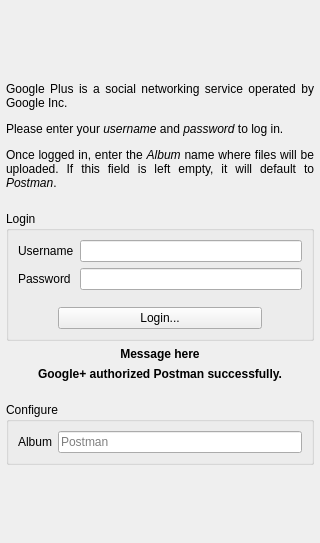
The window that data/ui/GooglePlusConfigWidget.ui (eugenesan/postman) describes before a commit, drawn with Qt 5.
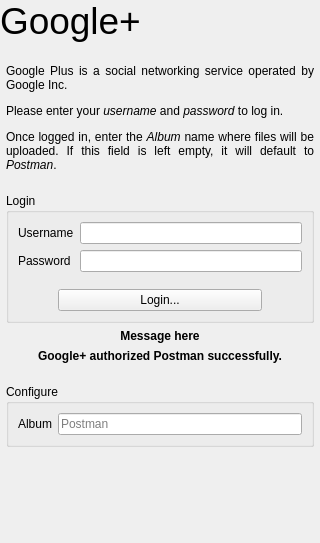
The same window after the commit. Icons and pictures are not drawn.

Patch:
```diff
--- a/data/ui/GooglePlusConfigWidget.ui
+++ b/data/ui/GooglePlusConfigWidget.ui
@@ -30,29 +30,33 @@
     <number>0</number>
    </property>
    <item>
-    <widget class="QFrame" name="frame">
-     <property name="minimumSize">
-      <size>
-       <width>0</width>
-       <height>70</height>
-      </size>
+    <widget class="QLabel" name="label_5">
+     <property name="font">
+      <font>
+       <pointsize>28</pointsize>
+      </font>
      </property>
-     <property name="maximumSize">
-      <size>
-       <width>16777215</width>
-       <height>70</height>
-      </size>
-     </property>
-     <property name="styleSheet">
-      <string notr="true">QFrame {
-	background-image: url(/opt/extras.ubuntu.com/postman/share/postman/media/googlePlusLogo.png);
-	background-repeat: none;
-	background-origin: border-box;
-	background-position: left center
-}</string>
+     <property name="text">
+      <string>Google+</string>
      </property>
     </widget>
    </item>
+   <item>
+    <spacer name="verticalSpacer_5">
+     <property name="orientation">
+      <enum>Qt::Vertical</enum>
+     </property>
+     <property name="sizeType">
+      <enum>QSizePolicy::Fixed</enum>
+     </property>
+     <property name="sizeHint" stdset="0">
+      <size>
+       <width>20</width>
+       <height>10</height>
+      </size>
+     </property>
+    </spacer>
+   </item>
    <item>
     <layout class="QVBoxLayout" name="verticalLayout_2">
      <property name="leftMargin">
```
